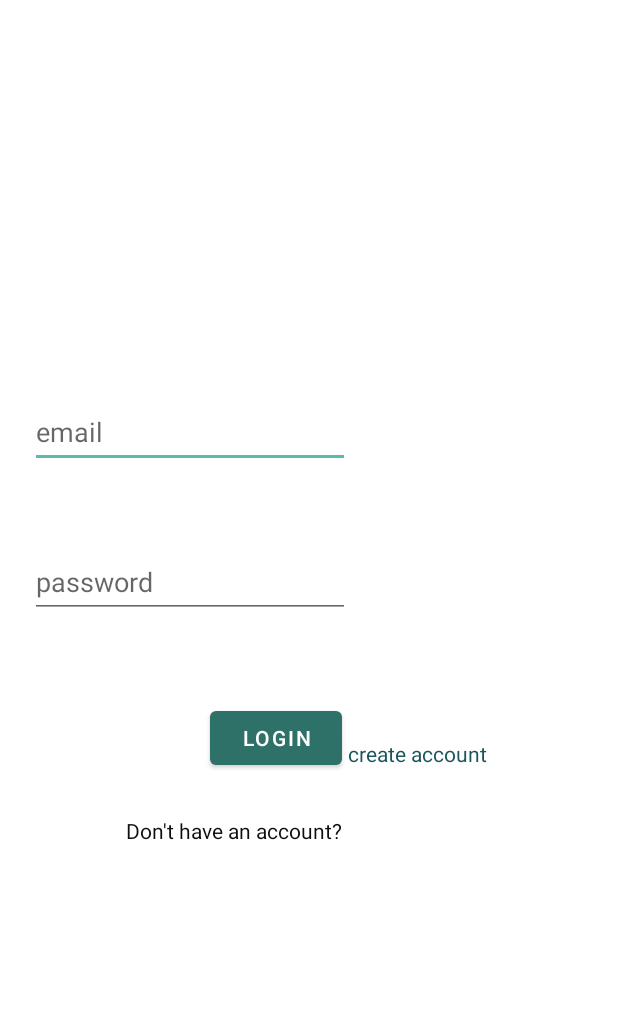
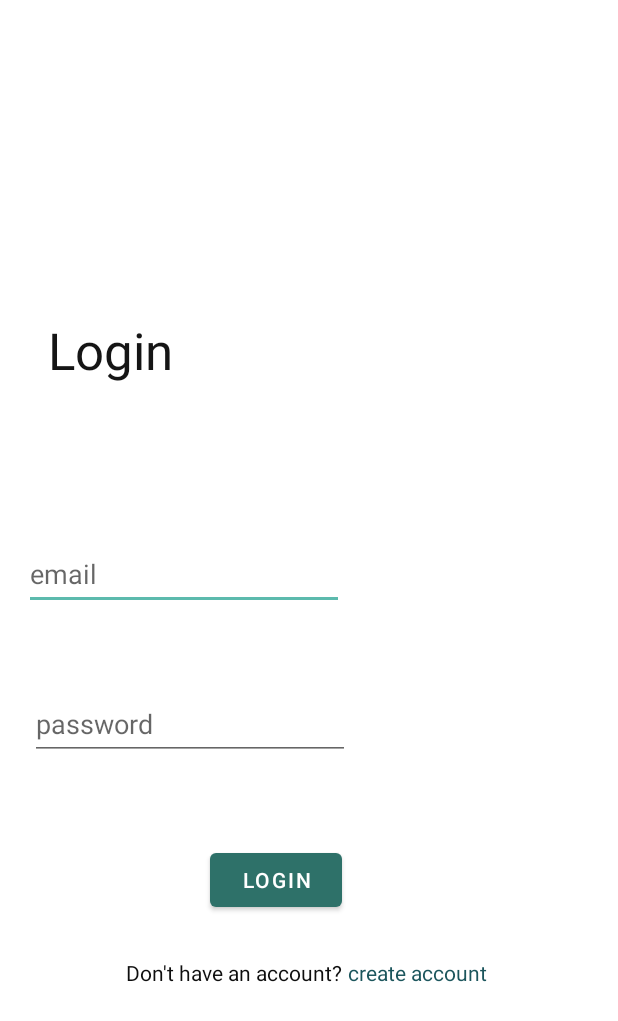
Before and after one commit to Asma-Almahdawi/Books, an Android app: the screen it shows after launch (MainActivity), on a phone screen of 412 x 824 dp. Shown: the top 1021 px of the screen. Run offline under Robolectric (Android 15) with nearby library versions, the phone set to English and light mode, and no system bars; our stand-ins replace Firebase (no records; nobody signed in at launch, a user with empty details on screens opened directly), navigation-ui; libraries missing offline, so code that uses them is left out: com.squareup.okhttp; pictures from the network do not load.

Commit message:
final project..Books..

```diff
--- a/app/src/main/java/com/example/books/commentFragment/Worker.kt
+++ b/app/src/main/java/com/example/books/commentFragment/Worker.kt
@@ -28,10 +28,10 @@ class Worker(private val context: Context, workerPrams: WorkerParameters) :
         val resources = context.resources
         val notification = NotificationCompat.Builder(
             context, CHANNEL_NOTIFICATION_ID
-        ).setTicker(resources.getString(R.string.new_books_title))
+        ).setTicker(resources.getString(R.string.welcome))
             .setSmallIcon(R.drawable.notification)
-            .setContentTitle(resources.getString(R.string.new_books_title))
-            .setContentText(resources.getString(R.string.new_books_text))
+            .setContentTitle(resources.getString(R.string.welcome))
+            .setContentText(resources.getString(R.string.new_notify))
             .setAutoCancel(true)
             .build()
 
--- a/app/src/main/java/com/example/books/fragments/bookdetails/BookDetailsFragment.kt
+++ b/app/src/main/java/com/example/books/fragments/bookdetails/BookDetailsFragment.kt
@@ -1,6 +1,7 @@
 package com.example.books.fragments.bookdetails
 
 import android.annotation.SuppressLint
+import android.app.DownloadManager
 import android.graphics.Color
 import android.media.AudioManager
 import android.media.MediaPlayer
@@ -171,6 +172,8 @@ class BookDetailsFragment : Fragment() {
         }
 
         favCheck()
+
+
         return binding.root
     }
 
--- a/app/src/main/java/com/example/books/fragments/registerfragment/RegisterFragment.kt
+++ b/app/src/main/java/com/example/books/fragments/registerfragment/RegisterFragment.kt
@@ -38,7 +38,7 @@ class RegisterFragment : Fragment() {
         inflater: LayoutInflater, container: ViewGroup?,
         savedInstanceState: Bundle?
     ): View? {
-
+binding= RegisterFragmentBinding.inflate(layoutInflater)
         binding.registerBtn.setOnClickListener {
             val email = binding.emailTv.text.toString()
             val password = binding.passwordTv.text.toString()
--- a/app/src/main/res/layout/activity_main.xml
+++ b/app/src/main/res/layout/activity_main.xml
@@ -3,23 +3,21 @@
     xmlns:app="http://schemas.android.com/apk/res-auto"
     xmlns:tools="http://schemas.android.com/tools"
     android:id="@+id/coordinatorLayout"
-    android:layout_width="wrap_content"
-    android:layout_height="wrap_content"
+    android:layout_width="match_parent"
+    android:layout_height="match_parent"
     tools:context=".MainActivity">
 
     <fragment
 
         android:id="@+id/container"
         android:name="androidx.navigation.fragment.NavHostFragment"
-        android:layout_width="400dp"
-        android:layout_height="680dp"
+        android:layout_width="406dp"
+        android:layout_height="665dp"
         android:layout_marginStart="4dp"
         app:defaultNavHost="true"
 
         app:layout_constraintBottom_toTopOf="@+id/bottomAppBar"
         app:layout_constraintStart_toStartOf="parent"
-        app:layout_constraintTop_toTopOf="parent"
-        app:layout_constraintVertical_bias="1.0"
         app:navGraph="@navigation/navigation" />
 
     <com.google.android.material.bottomappbar.BottomAppBar
--- a/app/src/main/res/layout/comment_list_item.xml
+++ b/app/src/main/res/layout/comment_list_item.xml
@@ -9,11 +9,13 @@
         android:id="@+id/commentTv"
         android:layout_width="wrap_content"
         android:layout_height="wrap_content"
+        android:layout_marginStart="1dp"
         android:layout_marginTop="48dp"
         android:layout_marginEnd="284dp"
         android:text="TextView"
         android:textSize="16sp"
         app:layout_constraintEnd_toEndOf="parent"
+        app:layout_constraintStart_toEndOf="@+id/imageUserTv"
         app:layout_constraintTop_toTopOf="parent" />
 
     <ImageView
--- a/app/src/main/res/layout/edit_file_fragment.xml
+++ b/app/src/main/res/layout/edit_file_fragment.xml
@@ -46,11 +46,12 @@
         android:layout_width="150sp"
         android:layout_height="150sp"
         android:layout_marginStart="128dp"
+        android:src="@drawable/account"
         android:layout_marginTop="24dp"
         app:layout_constraintStart_toStartOf="parent"
         app:layout_constraintTop_toTopOf="parent"
         tools:ignore="SpeakableTextPresentCheck"
-        tools:src="@tools:sample/avatars" />
+         />
 
     <EditText
         android:id="@+id/bioTvUpdate"
--- a/app/src/main/res/layout/fragment_audio_bookk.xml
+++ b/app/src/main/res/layout/fragment_audio_bookk.xml
@@ -37,12 +37,12 @@
             android:backgroundTint="@color/teal_700"
             android:text="@string/takephoto" />
 
+
         <Button
             android:id="@+id/audioBtn"
             android:layout_width="wrap_content"
             android:layout_height="wrap_content"
-            android:text="@string/upload_audio" />
-
+            android:text="Upload audio" />
 
         <EditText
             android:id="@+id/bookNameTv"
--- a/app/src/main/res/layout/fragment_book_details.xml
+++ b/app/src/main/res/layout/fragment_book_details.xml
@@ -129,7 +129,7 @@
             android:layout_width="wrap_content"
             android:layout_height="wrap_content"
             android:layout_marginStart="16dp"
-            android:layout_marginTop="32dp"
+            android:layout_marginTop="8dp"
             app:layout_constraintStart_toStartOf="parent"
             app:layout_constraintTop_toBottomOf="@+id/textView8" />
 
@@ -231,6 +231,7 @@
 
             android:textColor="#29315E"
             android:textSize="17sp"
+            android:textStyle="bold"
             app:layout_constraintStart_toStartOf="parent"
             app:layout_constraintTop_toBottomOf="@+id/ratingBar" />
 
--- a/app/src/main/res/layout/login_fragment.xml
+++ b/app/src/main/res/layout/login_fragment.xml
@@ -11,8 +11,8 @@
         android:id="@+id/email_loginTv"
         android:layout_width="wrap_content"
         android:layout_height="wrap_content"
-        android:layout_marginStart="16dp"
-        android:layout_marginTop="120dp"
+        android:layout_marginStart="12dp"
+        android:layout_marginTop="200dp"
         android:ems="10"
         android:hint="@string/email"
         android:inputType="textPersonName"
@@ -56,14 +56,26 @@
         app:layout_constraintTop_toBottomOf="@+id/login_Btn" />
 
     <TextView
+        android:id="@+id/textView"
+        android:layout_width="wrap_content"
+        android:layout_height="wrap_content"
+        android:layout_marginStart="28dp"
+        android:layout_marginTop="52dp"
+        android:text="Login"
+        android:textColor="#151515"
+        android:textSize="34sp"
+        app:layout_constraintStart_toStartOf="parent"
+        app:layout_constraintTop_toTopOf="parent" />
+
+    <TextView
         android:id="@+id/createAccountTv"
         android:layout_width="wrap_content"
         android:layout_height="wrap_content"
         android:layout_marginStart="4dp"
-        android:layout_marginBottom="312dp"
+        android:layout_marginTop="28dp"
         android:text="create account"
         android:textColor="#1B555C"
-        app:layout_constraintBottom_toBottomOf="parent"
-        app:layout_constraintStart_toEndOf="@+id/textView6" />
+        app:layout_constraintStart_toEndOf="@+id/textView6"
+        app:layout_constraintTop_toBottomOf="@+id/login_Btn" />
 
 </androidx.constraintlayout.widget.ConstraintLayout>
--- a/app/src/main/res/values/strings.xml
+++ b/app/src/main/res/values/strings.xml
@@ -16,9 +16,9 @@
     <string name="sendrate">sendRate</string>
     <string name="readpdf">readpdf</string>
     <string name="addtofav">addToFav</string>
-    <string name="notification_channel_name">Welcome</string>
-    <string name="new_books_title">New Book</string>
-    <string name="new_books_text">You have new book.</string>
+    <string name="notification_channel_name">Books</string>
+    <string name="welcome">Welcome to Books app</string>
+    <string name="new_notify">Do you want to see new books?</string>
     <string name="hello">Hello</string>
     <string name="hellooWo">helloo</string>
     <string name="year">Year:</string>
```
Also changed, not shown: app/src/main/res/layout/home_page_fragment.xml (+3 -5 lines), 1 other file.
